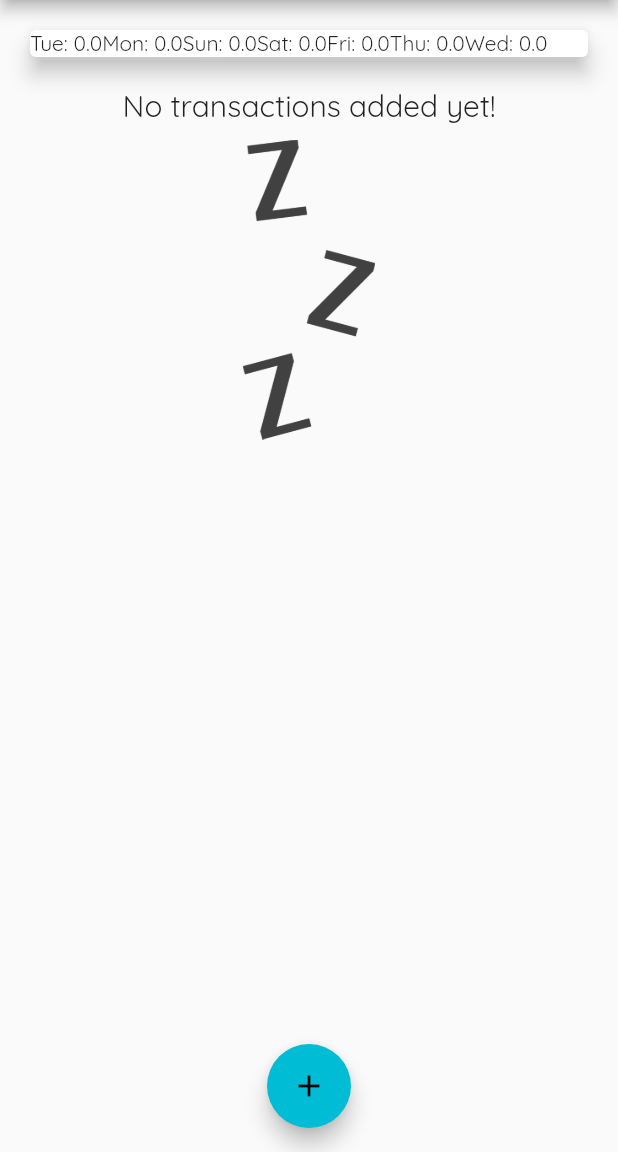
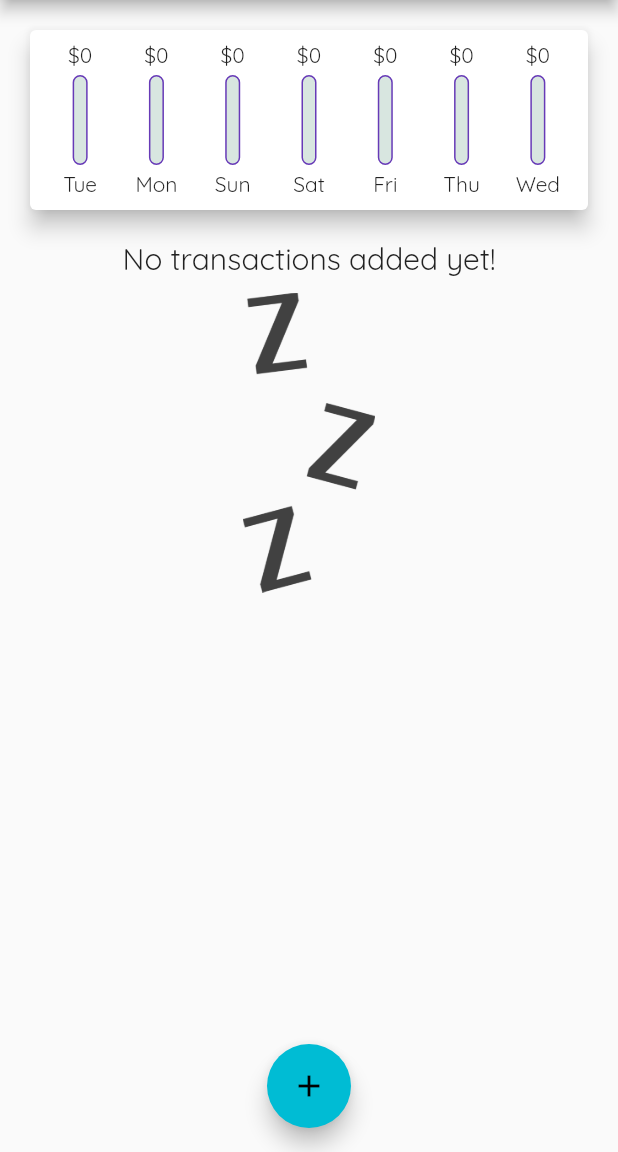
Before and after one commit to Maksatbekk/Personal-Expenses, a Flutter app: the screen it shows after launch, on a phone screen of 412 x 824 dp, the part 84-1236 px from its top. Run offline on Flutter 3.47's test engine with Material 2 defaults, Android fonts, the phone set to English and light mode, and no system bars.

Commit message:
Adding charts

```diff
--- a/lib/widgets/chart.dart
+++ b/lib/widgets/chart.dart
@@ -1,4 +1,5 @@
 import 'package:assignment1/models/transaction.dart';
+import 'package:assignment1/widgets/chart_bar.dart';
 import 'package:flutter/material.dart';
 import 'package:intl/intl.dart';
 
@@ -23,16 +24,32 @@ class Chart extends StatelessWidget {
     });
   }
 
+  double get totalSpending {
+    return groupedTransactions.fold(0.0, (sum, element) {
+      return sum + (element['amount'] as double);
+    });
+  }
+
   @override
   Widget build(BuildContext context) {
     return Card(
       elevation: 6,
       margin: const EdgeInsets.all(20),
-      child: Row(
-
-        children: groupedTransactions.map((data) {
-          return Text('${data['day']}: ${data['amount']}');
-        }).toList(),
+      child: Padding(
+        padding: const EdgeInsets.all(8),
+        child: Row(
+          mainAxisAlignment: MainAxisAlignment.spaceAround,
+          children: groupedTransactions.map((data) {
+            return Flexible(
+              fit: FlexFit.tight,
+              child: ChartBar(
+                data['day'].toString(),
+                data['amount'] as double,
+                totalSpending == 0.0 ? 0.0 : (data['amount'] as double) / totalSpending
+              ),
+            );
+          }).toList(),
+        ),
       ),
     );
   }
--- a/lib/widgets/chart_bar.dart
+++ b/lib/widgets/chart_bar.dart
@@ -16,7 +16,9 @@ class ChartBar extends StatelessWidget {
   Widget build(BuildContext context) {
     return Column(
       children: <Widget> [
-        Text('\$${spendingAmount.toStringAsFixed(0)}'),
+        FittedBox(
+          child: Text('\$${spendingAmount.toStringAsFixed(0)}')
+        ),
         const SizedBox(
           height: 4
         ),
@@ -28,7 +30,7 @@ class ChartBar extends StatelessWidget {
               Container(
                 decoration: BoxDecoration(
                   border: Border.all(color: Colors.deepPurple, width: 1.0),
-                  color: const Color.fromARGB(99, 3, 63, 40),
+                  color: const Color.fromARGB(98, 153, 189, 175),
                   borderRadius: BorderRadius.circular(10)
                 ),
               ),
--- a/lib/widgets/transaction_list.dart
+++ b/lib/widgets/transaction_list.dart
@@ -12,7 +12,7 @@ class TransactionList extends StatelessWidget {
   @override
   Widget build(BuildContext context) {
     return SizedBox(
-      height: 300,
+      height: 400,
       child: transactions.isEmpty? Column(
         children: <Widget>[
           Text(
```
